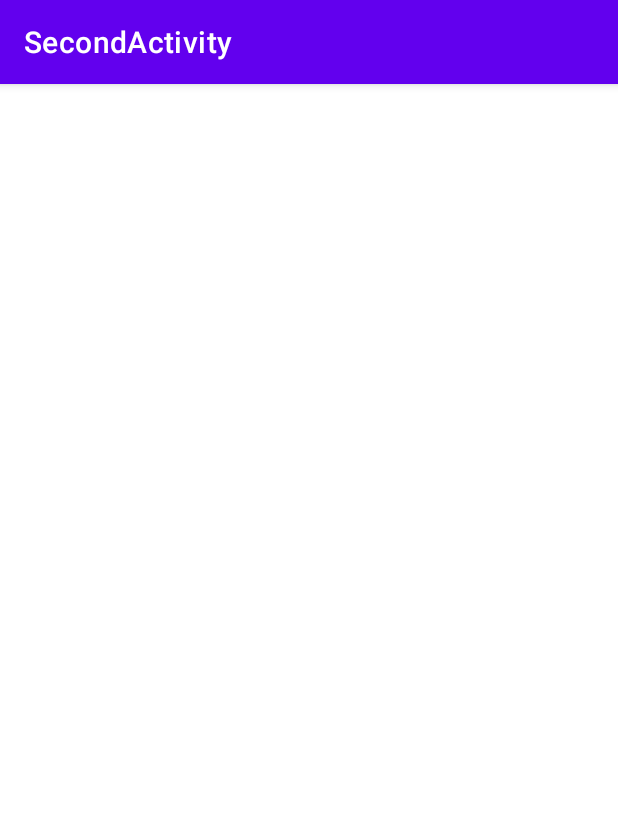
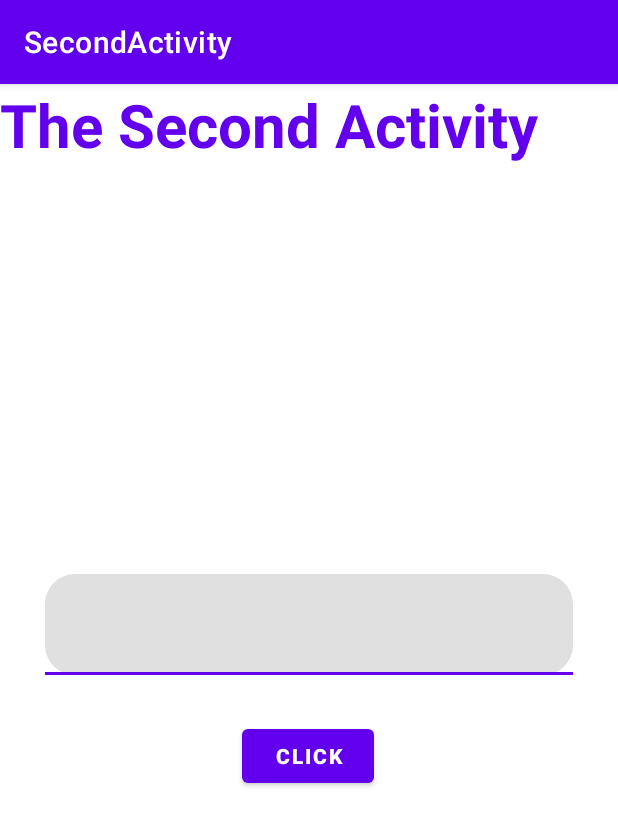
Before and after one commit to Huseynbaba01/git_practice, an Android app: the SecondActivity screen opened directly, with no data from a screen before it, on a phone screen of 412 x 824 dp. Shown: the top 826 px of the screen. Run offline under Robolectric (Android 15) with nearby library versions, the phone set to English and light mode, and no system bars; our stand-ins replace data binding.

Commit message:
any commit here

```diff
--- a/app/build.gradle
+++ b/app/build.gradle
@@ -39,13 +39,14 @@ android {
 
 dependencies {
 
+    implementation "androidx.lifecycle:lifecycle-viewmodel-ktx:2.3.1"
+    implementation "androidx.lifecycle:lifecycle-livedata-ktx:2.3.1"
     implementation 'com.android.volley:volley:1.2.0'
     implementation "org.jetbrains.kotlin:kotlin-stdlib:$kotlin_version"
     implementation 'androidx.core:core-ktx:1.5.0'
     implementation 'androidx.appcompat:appcompat:1.3.0'
     implementation 'com.google.android.material:material:1.3.0'
     implementation 'androidx.constraintlayout:constraintlayout:2.0.4'
-    implementation 'androidx.wear:wear:1.0.0'
     testImplementation 'junit:junit:4.13.2'
     androidTestImplementation 'androidx.test.ext:junit:1.1.2'
     androidTestImplementation 'androidx.test.espresso:espresso-core:3.3.0'
--- a/app/src/main/AndroidManifest.xml
+++ b/app/src/main/AndroidManifest.xml
@@ -3,9 +3,6 @@
     package="com.example.practiceapplication">
 
     <uses-permission android:name="android.permission.WAKE_LOCK" />
-
-    <uses-feature android:name="android.hardware.type.watch" />
-
     <uses-permission android:name="android.permission.INTERNET" />
 
     <application
--- a/app/src/main/java/com/example/practiceapplication/SecondActivity.kt
+++ b/app/src/main/java/com/example/practiceapplication/SecondActivity.kt
@@ -1,13 +1,26 @@
 package com.example.practiceapplication
 
+import android.content.Intent
 import android.os.Bundle
 import android.os.PersistableBundle
+import android.widget.Button
 import androidx.appcompat.app.AppCompatActivity
+import androidx.databinding.DataBindingUtil
+import com.example.practiceapplication.databinding.ActivitySecondBinding
 
 class SecondActivity : AppCompatActivity(){
-    override fun onCreate(savedInstanceState: Bundle?, persistentState: PersistableBundle?) {
-        super.onCreate(savedInstanceState, persistentState)
-
+    lateinit var binding:ActivitySecondBinding
+    lateinit var button: Button
+    override fun onCreate(savedInstanceState: Bundle?) {
+        super.onCreate(savedInstanceState)
+        setContentView(R.layout.activity_second)
+        binding = DataBindingUtil.setContentView(this,R.layout.activity_second)
+        binding.editText.setText(intent.getStringExtra("text"))
+        binding.button.setOnClickListener {
+            val intent:Intent = Intent(applicationContext,SecondActivity::class.java)
+            startActivity(intent
+                .putExtra("text",binding.editText.text.toString()))
+        }
 
 
 
--- a/app/src/main/res/layout/activity_second.xml
+++ b/app/src/main/res/layout/activity_second.xml
@@ -1,10 +1,17 @@
 <?xml version="1.0" encoding="utf-8"?>
-<androidx.constraintlayout.widget.ConstraintLayout xmlns:android="http://schemas.android.com/apk/res/android"
+<layout xmlns:android="http://schemas.android.com/apk/res/android"
     xmlns:app="http://schemas.android.com/apk/res-auto"
-    xmlns:tools="http://schemas.android.com/tools"
+    xmlns:tools="http://schemas.android.com/tools">
+
+    <data>
+
+    </data>
+
+    <androidx.constraintlayout.widget.ConstraintLayout
         android:layout_width="match_parent"
         android:layout_height="match_parent"
         tools:context=".MainActivity">
+
         <TextView
             android:id="@+id/textView"
             android:layout_width="wrap_content"
@@ -12,9 +19,9 @@
             app:layout_constraintTop_toTopOf="parent"
             android:textSize="40sp"
             android:textStyle="bold"
-        android:textColor = "@color/purple_500"
+            android:textColor="@color/purple_500"
             app:layout_constraintStart_toStartOf="parent"
-        android:text="The Second Activity"/>
+            android:text="The Second Activity" />
 
         <com.google.android.material.textfield.TextInputLayout
             android:id="@+id/editTextLayout"
@@ -32,6 +39,7 @@
             app:layout_constraintTop_toTopOf="parent">
 
             <com.google.android.material.textfield.TextInputEditText
+                android:id="@+id/editText"
                 style="@style/Widget.MaterialComponents.TextInputLayout.OutlinedBox"
                 android:layout_width="match_parent"
                 android:layout_height="match_parent"
@@ -52,3 +60,4 @@
             app:layout_constraintTop_toBottomOf="@+id/editTextLayout"
             app:layout_constraintVertical_chainStyle="packed" />
     </androidx.constraintlayout.widget.ConstraintLayout>
+</layout>
```
Also changed, not shown: app/src/main/java/com/example/practiceapplication/MainActivity.kt (+30 -3 lines), app/src/main/res/layout/activity_main.xml (+13 -4 lines). Lines whose indentation alone changed are shown as unchanged.
